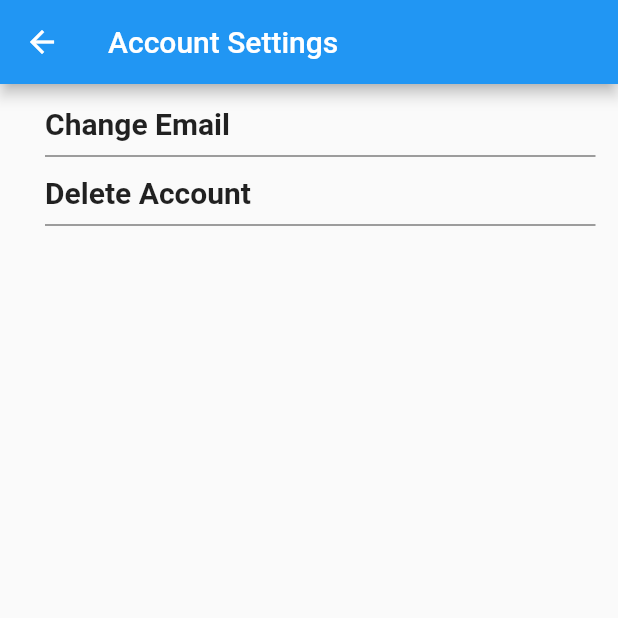
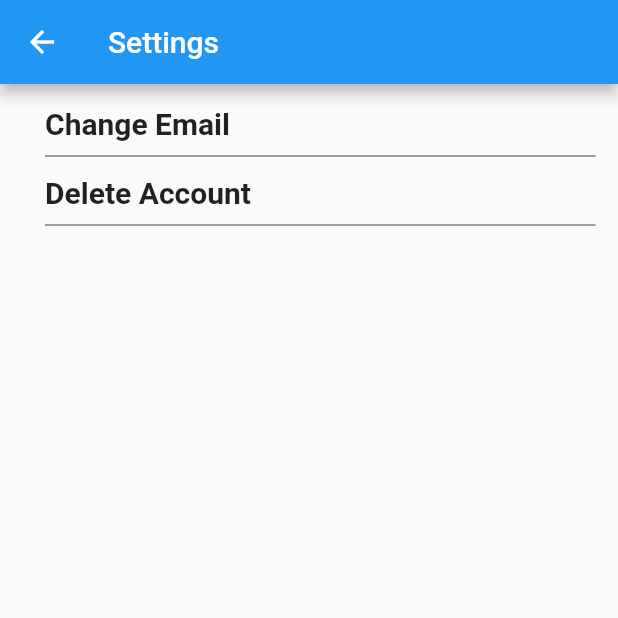
Before and after one commit to Festus1440/platebeacon_app, a Flutter app: the AccountSettingsDetails screen opened directly, on a phone screen of 412 x 824 dp, the top half of it. Run offline on Flutter 3.47's test engine with Material 2 defaults, Android fonts, the phone set to English and light mode, and no system bars; our stand-ins replace cloud_firestore, firebase_auth, google_maps_flutter, location; missing offline and left inert: flutter_polyline_points, google_map_polyline; accounts and stored records are empty.

```diff
--- a/lib/accountsettings.dart
+++ b/lib/accountsettings.dart
@@ -1,10 +1,7 @@
-import 'package:firebase_auth/firebase_auth.dart';
 import 'package:flutter/material.dart';
 
 import 'Home.dart';
 //import 'package:flutterapp/ShelterDrawer/restaurantDetails.dart';
-
-
 
 enum DialogAction { Yes, abort }
 
@@ -48,28 +45,12 @@ class AccountSettingsDetails extends StatefulWidget {
 
 class _AccountDetailsState extends State<AccountSettingsDetails> {
   bool tappedYes = false;
-  Color mainColor;
-
-  @override
-  void initState() {
-    // this function is called when the page starts
-    super.initState();
-    FirebaseAuth.instance.currentUser().then((user) {
-      setState(() {
-        if (user.displayName == "Shelter") {
-          mainColor = Colors.blue;
-        } else {
-          mainColor = Colors.green;
-        }
-      });
-    });
-  }
   @override
   Widget build(BuildContext context) {
     // TODO: implement build
     return Scaffold(
       appBar: AppBar(
-        title: Text("Account Settings"),
+        title: Text("Settings"),
       ),
       body: Container(
         child: Column(
--- a/lib/restaurantBottomBar/restaurantAccount.dart
+++ b/lib/restaurantBottomBar/restaurantAccount.dart
@@ -165,6 +165,7 @@ class RestaurantAccount extends StatelessWidget {
 }
 
 class RestaurantAccountDetails extends StatefulWidget {
+
   @override
   _RestaurantAccountDetailsState createState() => _RestaurantAccountDetailsState();
 }
```
